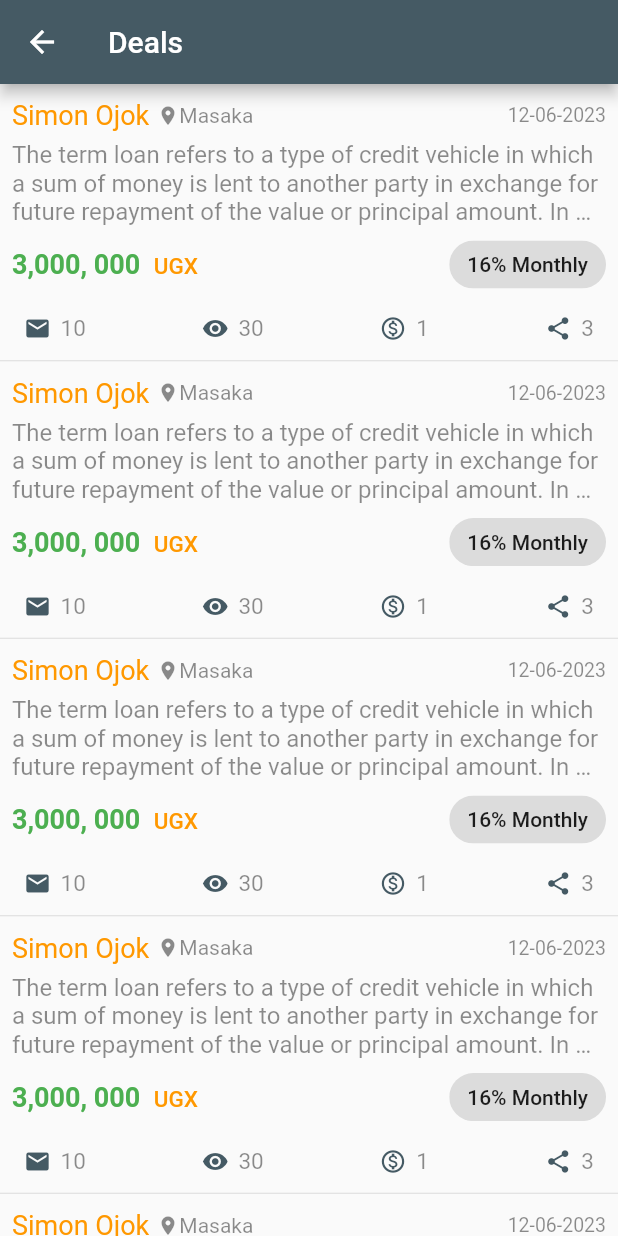
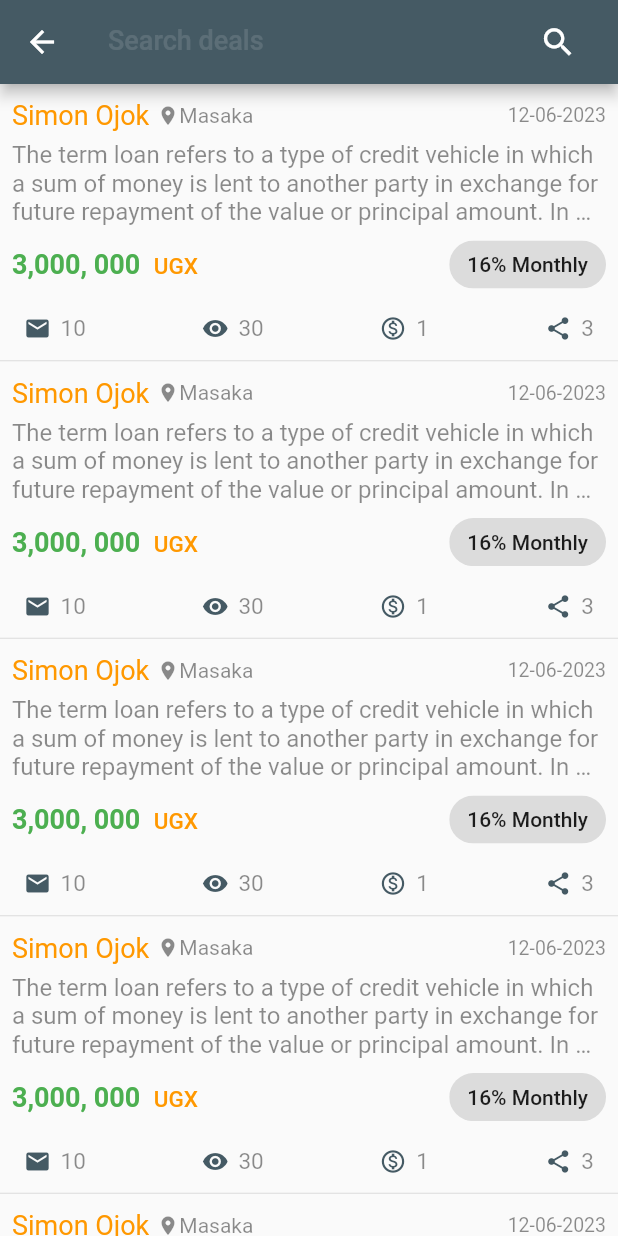
Before and after one commit to simonpojok/ideal, a Flutter app: the DealsScreen screen opened directly, on a phone screen of 412 x 824 dp. Run offline on Flutter 3.47's test engine with Material 2 defaults, Android fonts, the phone set to English and light mode, and no system bars; our stand-ins replace firebase_auth, firebase_core, flutter_rating_bar, flutter_svg; accounts and stored records are empty.

Commit message:
added the search field

```diff
--- a/lib/src/screens/deals/deals_screen.dart
+++ b/lib/src/screens/deals/deals_screen.dart
@@ -23,7 +23,27 @@ class _DealsScreenState extends State<DealsScreen> {
   Widget build(BuildContext context) {
     return Scaffold(
       appBar: AppBar(
-        title: Text("Deals"),
+        title: Container(
+          width: double.infinity,
+          child: TextField(
+            decoration: InputDecoration(
+              border: InputBorder.none,
+              suffixIcon: Icon(
+                Icons.search,
+                size: 25,
+                color: Theme.of(context).primaryTextTheme.bodyText1!.color,
+              ),
+              hintText: "Search deals",
+              hintStyle: Theme.of(context).primaryTextTheme.bodyText1!.copyWith(
+                    fontSize: 18,
+                    color: Colors.white12,
+                  ),
+            ),
+            style: Theme.of(context).primaryTextTheme.bodyText1!.copyWith(
+                  fontSize: 18,
+                ),
+          ),
+        ),
       ),
       body: ListView.separated(
         itemBuilder: (BuildContext context, int index) {
@@ -47,7 +67,9 @@ class _DealsScreenState extends State<DealsScreen> {
                             ),
                         overflow: TextOverflow.clip,
                       ),
-                      SizedBox(width: 5,),
+                      SizedBox(
+                        width: 5,
+                      ),
                       Row(
                         children: [
                           Icon(
```
